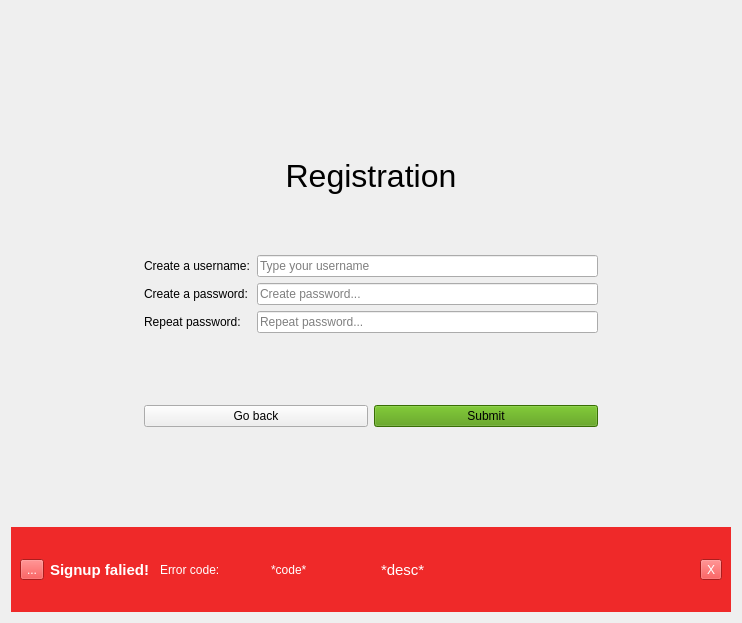
Above: src/Client/View/SignupPage/SignupPage.ui from iodream/Spend-Note before the change. Below: the same form after it.
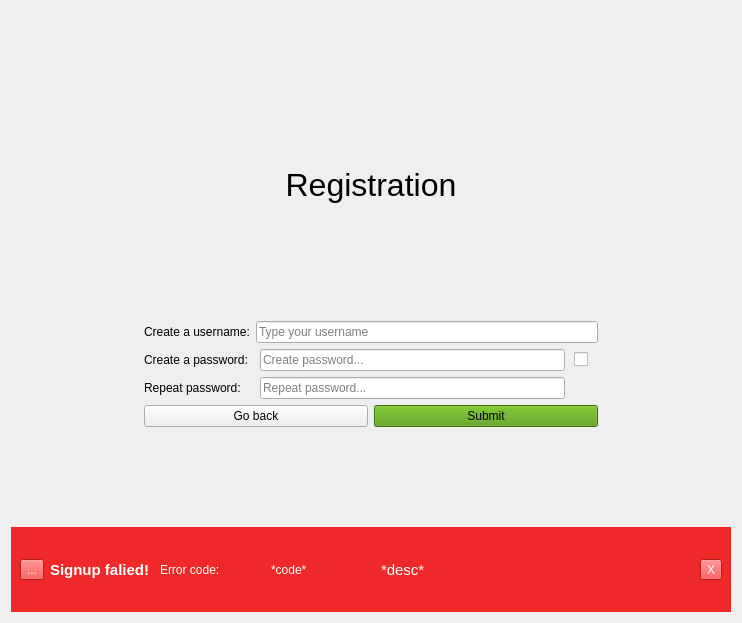
That is the form after the change. Icons and pictures are not drawn.

Commit message: Add checkbox for make password visible

Patch:
```diff
--- a/src/Client/View/SignupPage/SignupPage.ui
+++ b/src/Client/View/SignupPage/SignupPage.ui
@@ -196,15 +196,27 @@
        </widget>
       </item>
       <item>
-       <layout class="QFormLayout" name="formLayout_2">
-        <item row="0" column="0">
+       <layout class="QHBoxLayout" name="horizontalLayout_3">
+        <property name="sizeConstraint">
+         <enum>QLayout::SetFixedSize</enum>
+        </property>
+        <property name="topMargin">
+         <number>48</number>
+        </property>
+        <property name="rightMargin">
+         <number>0</number>
+        </property>
+        <property name="bottomMargin">
+         <number>0</number>
+        </property>
+        <item>
          <widget class="QLabel" name="usernameLabel">
           <property name="text">
            <string>Create a username:</string>
           </property>
          </widget>
         </item>
-        <item row="0" column="1">
+        <item>
          <widget class="QLineEdit" name="usernameLineEdit">
           <property name="text">
            <string/>
@@ -214,24 +226,20 @@
           </property>
          </widget>
         </item>
+       </layout>
+      </item>
+      <item>
+       <layout class="QGridLayout" name="gridLayout_3" rowstretch="0,0,0">
+        <property name="rightMargin">
+         <number>10</number>
+        </property>
+        <property name="bottomMargin">
+         <number>0</number>
+        </property>
+        <property name="horizontalSpacing">
+         <number>9</number>
+        </property>
         <item row="1" column="0">
-         <widget class="QLabel" name="passwordCreateLabel">
-          <property name="text">
-           <string>Create a password:</string>
-          </property>
-         </widget>
-        </item>
-        <item row="1" column="1">
-         <widget class="QLineEdit" name="passwordCreateLineEdit">
-          <property name="echoMode">
-           <enum>QLineEdit::Password</enum>
-          </property>
-          <property name="placeholderText">
-           <string>Create password...</string>
-          </property>
-         </widget>
-        </item>
-        <item row="2" column="0">
          <widget class="QLabel" name="passwordRepeatLabel">
           <property name="minimumSize">
            <size>
@@ -247,7 +255,7 @@
           </property>
          </widget>
         </item>
-        <item row="2" column="1">
+        <item row="1" column="1">
          <widget class="QLineEdit" name="passwordRepeatLineEdit">
           <property name="echoMode">
            <enum>QLineEdit::Password</enum>
@@ -257,6 +265,30 @@
           </property>
          </widget>
         </item>
+        <item row="0" column="0">
+         <widget class="QLabel" name="passwordCreateLabel">
+          <property name="text">
+           <string>Create a password:</string>
+          </property>
+         </widget>
+        </item>
+        <item row="0" column="1">
+         <widget class="QLineEdit" name="passwordCreateLineEdit">
+          <property name="echoMode">
+           <enum>QLineEdit::Password</enum>
+          </property>
+          <property name="placeholderText">
+           <string>Create password...</string>
+          </property>
+         </widget>
+        </item>
+        <item row="0" column="2">
+         <widget class="QCheckBox" name="showPassword">
+          <property name="text">
+           <string/>
+          </property>
+         </widget>
+        </item>
        </layout>
       </item>
       <item>
```
The commit also changes 5 other files.
